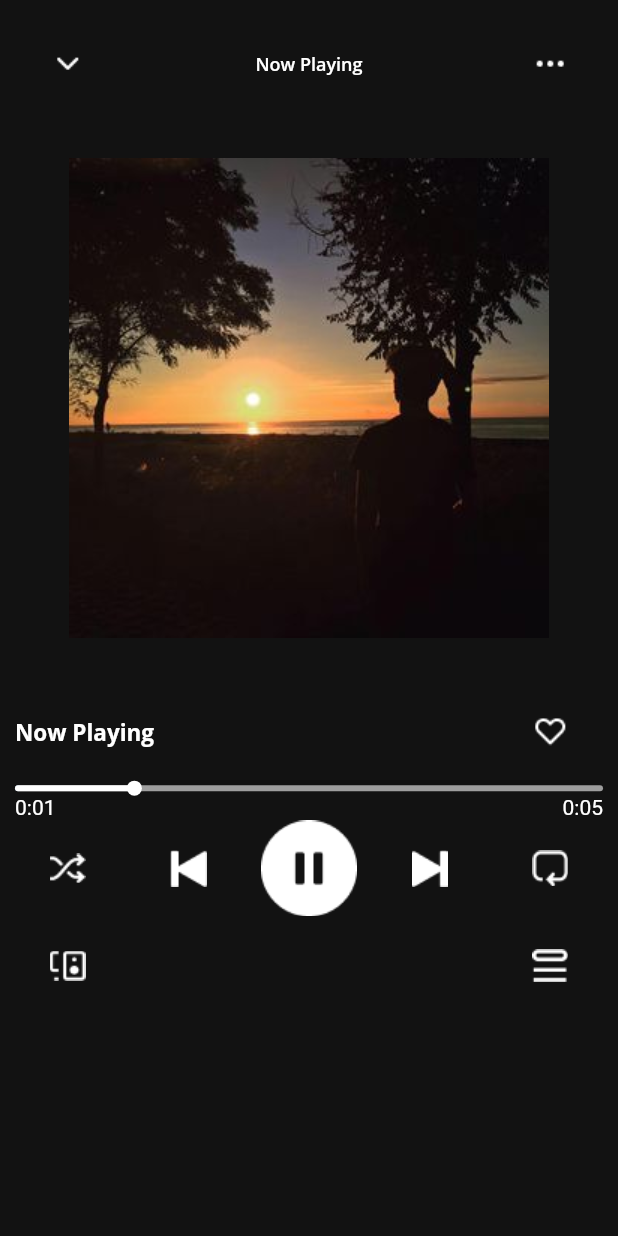
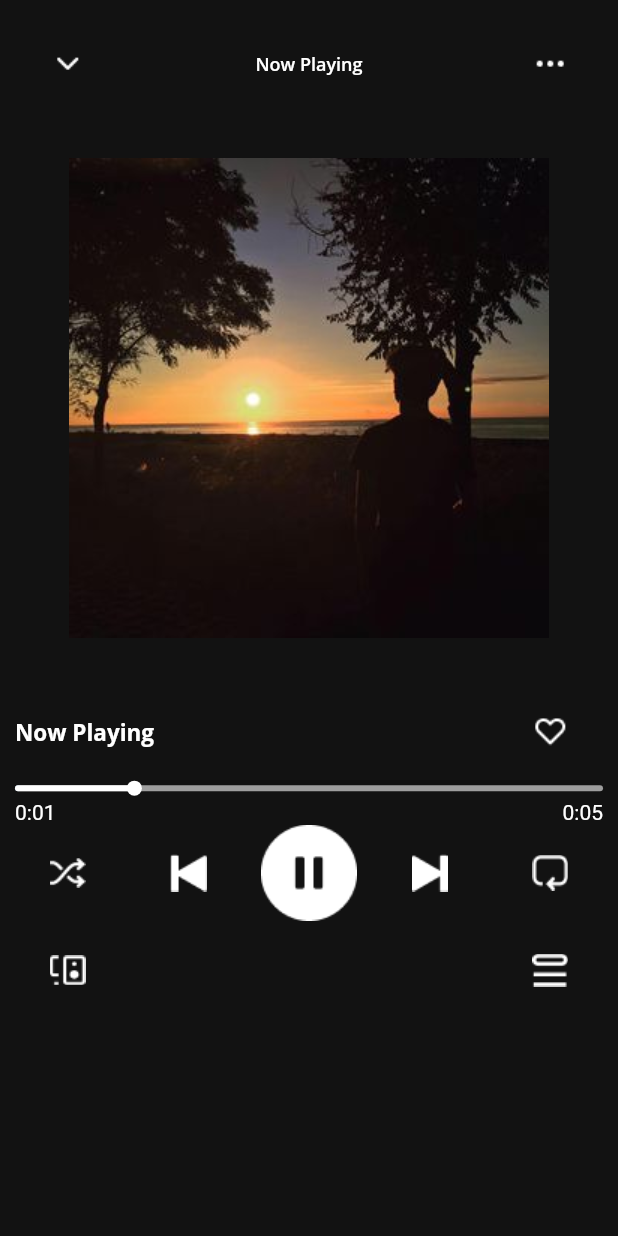
Before and after one commit to furkankalafat/spotify-clone, a Flutter app: the PlayerView screen opened directly, on a phone screen of 412 x 824 dp. Run offline on Flutter 3.47's test engine with Material 2 defaults, Android fonts, the phone set to English and light mode, and no system bars; drawn by our look-alikes of audio_video_progress_bar; our stand-ins replace easy_localization, flutter_screenutil, get, google_fonts.

Commit message:
A couple unimportant small changes

```diff
--- a/lib/presentation/pages/player_page/view/widgets/progress_bar.dart
+++ b/lib/presentation/pages/player_page/view/widgets/progress_bar.dart
@@ -22,6 +22,7 @@ class _AudioProgressBarState extends State<AudioProgressBar> {
       timeLabelTextStyle: TextStyle(
         color: AppColor.instance.spotifyWhite,
       ),
+      timeLabelPadding: 3,
       progress: Duration(milliseconds: 1000),
       total: Duration(milliseconds: 5000),
       onSeek: (duration) {
--- a/lib/presentation/pages/player_page/view/widgets/top_bar_controls.dart
+++ b/lib/presentation/pages/player_page/view/widgets/top_bar_controls.dart
@@ -1,10 +1,12 @@
 import 'package:flutter/material.dart';
 import 'package:google_fonts/google_fonts.dart';
-import 'package:spotify_clone/core/components/text/locale_text.dart';
-import 'package:spotify_clone/generated/locale_keys.g.dart';
-import 'package:spotify_clone/presentation/app_components/widgets/app_asset_button.dart';
-import 'package:spotify_clone/presentation/app_ui/app_color/app_color.dart';
-import 'package:spotify_clone/presentation/app_ui/app_image/app_image.dart';
+
+import '../../../../../core/components/text/locale_text.dart';
+import '../../../../../generated/locale_keys.g.dart';
+import '../../../../app_components/widgets/app_asset_button.dart';
+import '../../../../app_components/widgets/clickable_container.dart';
+import '../../../../app_ui/app_color/app_color.dart';
+import '../../../../app_ui/app_image/app_image.dart';
 
 class TopBarControls extends StatelessWidget {
   const TopBarControls({Key? key}) : super(key: key);
@@ -23,7 +25,15 @@ class TopBarControls extends StatelessWidget {
             fontSize: 12,
           ),
         ),
-        AppAssetButton(path: AppImage.instance.iconMenuDots, width: 64, height: 64, color: AppColor.instance.spotifyWhite),
+        ClickableContainer(
+          onTap: () {},
+          child: AppAssetButton(
+            path: AppImage.instance.iconMenuDots,
+            width: 64,
+            height: 64,
+            color: AppColor.instance.spotifyWhite,
+          ),
+        ),
       ],
     );
   }
```
